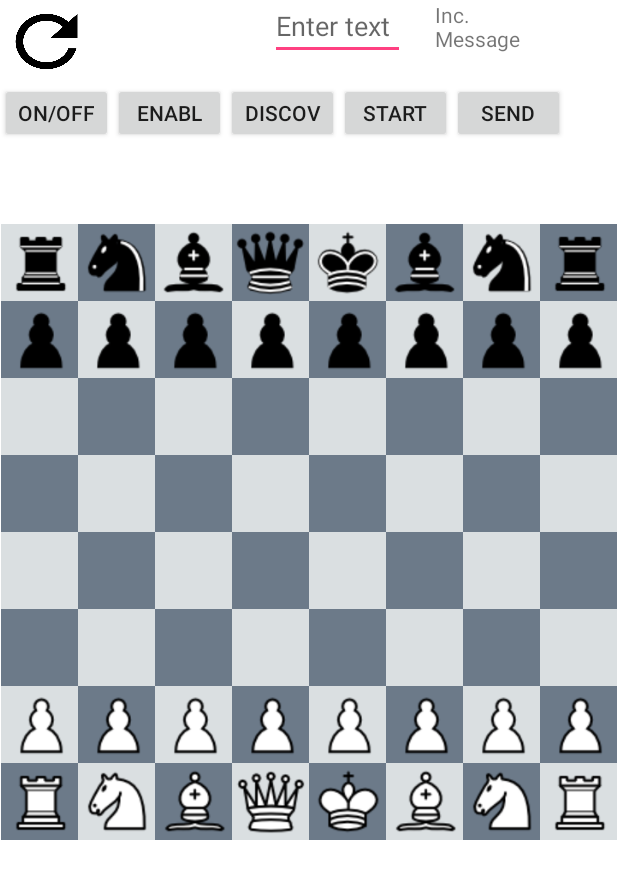
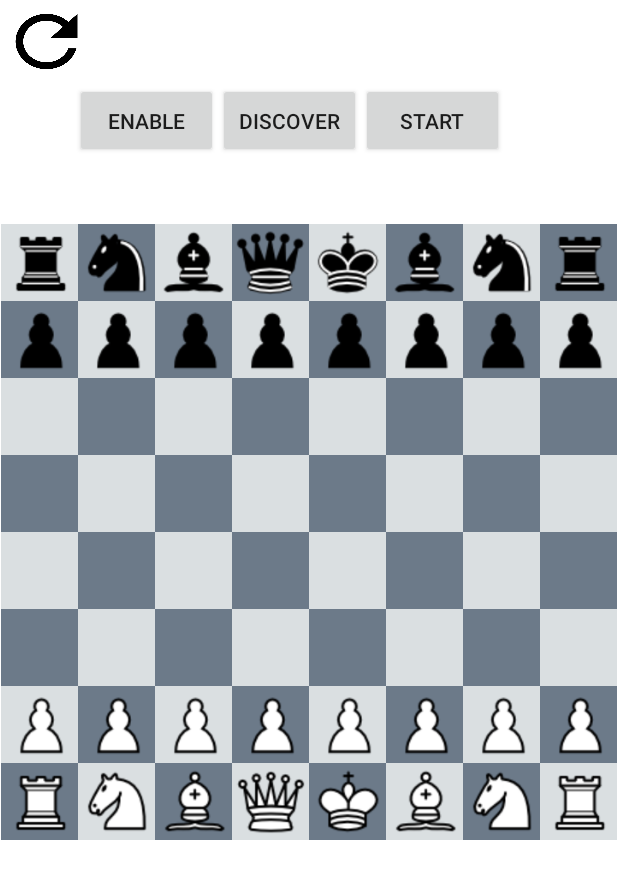
Before and after one commit to mihai139/ChessGame, an Android app: the screen it shows after launch (MainActivity), after a tap on "ONE PLAYER", on a phone screen of 412 x 824 dp. Shown: the top 879 px of the screen. Run offline under Robolectric (Android 15) with nearby library versions, the phone set to English and light mode, and no system bars; 1 other tap on this screen came first.

Commit message:
BT solved

```diff
--- a/Chess/src/main/java/com/mihai/chessgame/MainActivity.java
+++ b/Chess/src/main/java/com/mihai/chessgame/MainActivity.java
@@ -43,6 +43,7 @@ import com.mihai.chessgame.BT_Connexion.DeviceListAdapter;
 import com.mihai.chessgame.model.ChessPieceModel;
 import com.mihai.chessgame.model.ChessTableModel;
 
+import java.nio.charset.Charset;
 import java.util.ArrayList;
 import java.util.List;
 import java.util.Random;
@@ -78,11 +79,11 @@ public class MainActivity extends AppCompatActivity implements AdapterView.OnIte
 
     BluetoothConnectionService mBluetooth_Connection;
     Button btnStart_Connection;
-    Button btn_Send;
+    //Button btn_Send;
     StringBuilder _messages;
-    TextView incoming_Messages;
+    //TextView incoming_Messages;
     Point offset;
-    EditText et_Send;
+    //EditText et_Send;
     private static final UUID MY_UUIDINSECURE =
             UUID.fromString("8ce255c0-200a-11e0-ac64-0800200c9a66");
    /*private static final UUID MY_UUID_INSECURE =
@@ -175,14 +176,21 @@ public class MainActivity extends AppCompatActivity implements AdapterView.OnIte
 
 
 
-        Button btnON_OFF = (Button) findViewById(R.id.On_OFF);
+        //Button btnON_OFF = (Button) findViewById(R.id.On_OFF);
+        //Button discover = (Button)findViewById(R.id.discover);
+        if(isMultiplayer){
+          /*  btn_EnableDisable_Discoverable.setVisibility(View.VISIBLE);
+            lvNew_Devices.setVisibility(View.VISIBLE);
+            btnStart_Connection.setVisibility(View.VISIBLE);*/
+            //discover.setVisibility(View.VISIBLE);
+        }
         btn_EnableDisable_Discoverable = (Button) findViewById(R.id.enableDiscover);
         lvNew_Devices = (ListView) findViewById(R.id.listNewDevices);
         mBT_Devices = new ArrayList<>();
         btnStart_Connection = (Button) findViewById(R.id.startConnexionBT);
-        btn_Send = (Button) findViewById(R.id.buttonSend);
-        et_Send = (EditText) findViewById(R.id.edit_Text);
-        incoming_Messages = (TextView)findViewById(R.id.incoming_Message);
+       // btn_Send = (Button) findViewById(R.id.buttonSend);
+        //et_Send = (EditText) findViewById(R.id.edit_Text);
+        //incoming_Messages = (TextView)findViewById(R.id.incoming_Message);
         _messages = new StringBuilder();
         LocalBroadcastManager.getInstance(this).registerReceiver(mReceiver, new IntentFilter("incomingMessage"));
 
@@ -193,13 +201,13 @@ public class MainActivity extends AppCompatActivity implements AdapterView.OnIte
 
         lvNew_Devices.setOnItemClickListener(MainActivity.this);
 
-        btnON_OFF.setOnClickListener(new View.OnClickListener() {
+       /* btnON_OFF.setOnClickListener(new View.OnClickListener() {
             @Override
             public void onClick(View view) {
                 Log.d(TAG, "onClick: enabling/disabling bluetooth.");
                 enableDisableBT();
             }
-        });
+        });*/
 
         btnStart_Connection.setOnClickListener(new View.OnClickListener() {
             @Override
@@ -208,17 +216,17 @@ public class MainActivity extends AppCompatActivity implements AdapterView.OnIte
             }
         });
 
-        btn_Send.setOnClickListener(new View.OnClickListener() {
+        /*btn_Send.setOnClickListener(new View.OnClickListener() {
             @Override
             public void onClick(View view) {
 
-                /*byte[] bytes = moveData.getBytes(Charset.defaultCharset());
+                byte[] bytes = moveData.getBytes(Charset.defaultCharset());
                 mBluetooth_Connection.write(bytes);
-                Log.d("WILL SEND MOVE", bytes.toString());*/
+                Log.d("WILL SEND MOVE", bytes.toString());
                 //et_Send.setText("");
 
             }
-        });
+        });*/
 
 
 
@@ -408,10 +416,12 @@ public class MainActivity extends AppCompatActivity implements AdapterView.OnIte
            // _messages.append(text + "\n");
            // incoming_Messages.setText(moveData);
             //incoming_Messages.setText();
-            Toast.makeText(getApplicationContext(), ""+incomingBytes, Toast.LENGTH_LONG).show();
+           // Toast.makeText(getApplicationContext(), ""+incomingBytes, Toast.LENGTH_LONG).show();
             performRemoteMove(incomingBytes);
             changePlayerTurn();
             gamephase=0;
+
+
 
         }
     };
@@ -419,8 +429,8 @@ public class MainActivity extends AppCompatActivity implements AdapterView.OnIte
     private void performRemoteMove(byte[] remoteMoveData) {
 
         //Log.d("incoming Text", remoteMoveData.charAt(0)+"")
-        Log.d("The Move",remoteMoveData[0]+"|"+ remoteMoveData[1]+"|"+ remoteMoveData[2]+"|"+ remoteMoveData[3]+"|"+ "");
-        chessTableModel.performMove(new Point(remoteMoveData[0], remoteMoveData[1]), new Point(remoteMoveData[2], remoteMoveData[3]));
+        Log.d("TheMove",remoteMoveData[0]+"|"+ remoteMoveData[1]+"|"+ remoteMoveData[2]+"|"+ remoteMoveData[3]+"|"+ "");
+        chessTableModel.performMove(new Point(7-remoteMoveData[0], 7-remoteMoveData[1]), new Point(7-remoteMoveData[2], 7-remoteMoveData[3]));
 
 
         updateTableBoardImage();
@@ -557,7 +567,17 @@ public class MainActivity extends AppCompatActivity implements AdapterView.OnIte
        positiveButton.setOnClickListener(new View.OnClickListener() {
             @Override
             public void onClick(View view) {
-                chessTableModel.arrangeDefaultPieces();
+                if(isMultiplayer)
+                {
+                    if (widthScreen < 900) {
+                        chessTableModel.arrangeDefaultPieces();
+                    } else {
+                        chessTableModel.arrangeNexusPieces();
+                    }
+                }
+                else{
+                    chessTableModel.arrangeDefaultPieces();
+                }
                 updateTableBoardImage();
                 playerTurn = 0;
                 gamephase = 0;
@@ -600,7 +620,7 @@ public class MainActivity extends AppCompatActivity implements AdapterView.OnIte
             text1.setText("YOUR TURN");
             text1.setTextColor(Color.WHITE);
 
-            if(chessTableModel.isCheckMate(ChessPieceModel.PieceColor.PIECE_WHITE)){
+            if((chessTableModel.isCheckMate(ChessPieceModel.PieceColor.PIECE_WHITE)) || ((chessTableModel.isCheckMate(ChessPieceModel.PieceColor.PIECE_BLACK)))){
 
                 final AlertDialog.Builder dialog = new AlertDialog.Builder(this);
                 final View dialogView = getLayoutInflater().inflate(R.layout.checkmate_lost, null);
@@ -631,7 +651,7 @@ public class MainActivity extends AppCompatActivity implements AdapterView.OnIte
 
             }else
 
-            if(chessTableModel.isCheck(ChessPieceModel.PieceColor.PIECE_WHITE)){
+            if((chessTableModel.isCheck(ChessPieceModel.PieceColor.PIECE_WHITE)) || (chessTableModel.isCheck(ChessPieceModel.PieceColor.PIECE_BLACK))){
 
                 alertCheck();
             }
@@ -668,7 +688,7 @@ public class MainActivity extends AppCompatActivity implements AdapterView.OnIte
                 handler.postDelayed(runnable, 1900);
             }
             else
-            if(chessTableModel.isCheck(ChessPieceModel.PieceColor.PIECE_BLACK)){
+            if((chessTableModel.isCheck(ChessPieceModel.PieceColor.PIECE_WHITE)) || (chessTableModel.isCheck(ChessPieceModel.PieceColor.PIECE_BLACK))){
                 alertCheck();
             }
         }
@@ -795,8 +815,17 @@ public class MainActivity extends AppCompatActivity implements AdapterView.OnIte
         }
     }
     private void drawChessBoard(){
+        if(isMultiplayer) {
+            if (widthScreen < 900) {
 
-        chessTableModel = new ChessTableModel();
+                chessTableModel = new ChessTableModel();
+            } else {
+                chessTableModel = new ChessTableModel(3);
+            }
+        }
+        else{
+            chessTableModel = new ChessTableModel();
+        }
         gamephase = 0;
         display = getWindowManager().getDefaultDisplay();
         size = new Point();
@@ -948,7 +977,7 @@ public class MainActivity extends AppCompatActivity implements AdapterView.OnIte
 
                                     //Multiplayer------------------------------------
                                     if(isMultiplayer) {
-                                        et_Send.setText(moveData);
+                                        //et_Send.setText(moveData);
                                         byte[] bytes = new byte[4];
                                         bytes[0] = (byte) x1;
                                         bytes[1] = (byte) y1;
@@ -957,6 +986,7 @@ public class MainActivity extends AppCompatActivity implements AdapterView.OnIte
                                         // moveData.getBytes(Charset.defaultCharset());
                                         mBluetooth_Connection.write(bytes);
                                         Log.d("WILL SEND MOVE", bytes.toString());
+                                        updateTurnLabel();
                                         updateTableBoardImage();
 
                                     }
--- a/Chess/src/main/java/com/mihai/chessgame/MainMenu.java
+++ b/Chess/src/main/java/com/mihai/chessgame/MainMenu.java
@@ -33,8 +33,8 @@ public class MainMenu extends AppCompatActivity implements SurfaceHolder.Callbac
         bounceAnim = AnimationUtils.loadAnimation(this, R.anim.bounce);
 
         mp = new MediaPlayer();
-       /* mSurfaceView = (SurfaceView) findViewById(R.id.surface);
-        mSurfaceView.getHolder().addCallback(this);*/
+        mSurfaceView = (SurfaceView) findViewById(R.id.surface);
+        mSurfaceView.getHolder().addCallback(this);
 
         root = (RearrangeableLayout) findViewById(R.id.activity_main_menu);
         root.setChildPositionListener(new RearrangeableLayout.ChildPositionListener() {
--- a/Chess/src/main/res/layout-large/activity_main.xml
+++ b/Chess/src/main/res/layout-large/activity_main.xml
@@ -56,52 +56,52 @@ android:id="@+id/frameLayout">
 
 
 
-            <Button
+          <!--  <Button
                 android:id="@+id/On_OFF"
                 android:layout_width="119dp"
                 android:layout_height="55dp"
                 android:layout_below="@id/newGame"
                 android:text="ON/OFF"
                 tools:layout_editor_absoluteX="0dp"
-                tools:layout_editor_absoluteY="0dp"/>
+                tools:layout_editor_absoluteY="0dp"/>-->
 
         <Button
             android:id="@+id/enableDiscover"
-                android:layout_width="119dp"
-                android:layout_height="55dp"
+            android:layout_width="139dp"
+            android:layout_height="65dp"
+            android:layout_below="@id/newGame"
+            android:layout_marginLeft="100dp"
+
             android:onClick="btn_EnableDisable_Discoverable"
+            android:text="ENABLE"
+            tools:layout_editor_absoluteX="0dp"
 
-                android:layout_toRightOf="@id/On_OFF"
-                android:layout_below="@id/newGame"
-                tools:layout_editor_absoluteX="0dp"
-                tools:layout_editor_absoluteY="0dp"
-
-                android:text="ENABLE" />
+            tools:layout_editor_absoluteY="0dp" />
 
         <Button
             android:id="@+id/discover"
-                android:layout_width="119dp"
-                android:layout_height="55dp"
+            android:layout_width="139dp"
+            android:layout_height="65dp"
+            android:layout_below="@id/newGame"
             android:layout_toRightOf="@id/enableDiscover"
-                android:layout_below="@id/newGame"
             android:onClick="btn_Discover"
+            android:text="DISCOVER"
             tools:layout_editor_absoluteX="0dp"
-                tools:layout_editor_absoluteY="0dp"
 
-                android:text="DISCOVER" />
+            tools:layout_editor_absoluteY="0dp" />
 
         <Button
             android:id="@+id/startConnexionBT"
-                android:layout_width="119dp"
-                android:layout_height="55dp"
+            android:layout_width="139dp"
+            android:layout_height="65dp"
+            android:layout_below="@id/newGame"
             android:layout_toRightOf="@id/discover"
-                android:layout_below="@id/newGame"
+            android:text="START"
             tools:layout_editor_absoluteX="0dp"
-                tools:layout_editor_absoluteY="0dp"
 
-                android:text="START" />
+            tools:layout_editor_absoluteY="0dp" />
 
-            <Button
+           <!-- <Button
                 android:id="@+id/buttonSend"
                 android:layout_width="119dp"
                 android:layout_height="55dp"
@@ -110,7 +110,7 @@ android:id="@+id/frameLayout">
                 tools:layout_editor_absoluteX="0dp"
                 tools:layout_editor_absoluteY="0dp"
 
-                android:text="SEND" />
+                android:text="SEND" />-->
 
 
 
@@ -123,28 +123,27 @@ android:id="@+id/frameLayout">
 
     </RelativeLayout>
 
-    <EditText
+    <!--<EditText
         android:layout_width="130dp"
         android:layout_height="50dp"
         android:id="@+id/edit_Text"
         android:hint="Enter text"
         android:layout_marginLeft="100dp"
 
-        />
+        />-->
     <ListView
-        android:layout_width="150dp"
-        android:layout_height="50dp"
         android:id="@+id/listNewDevices"
-        tools:layout_editor_absoluteX="8dp"
-        tools:layout_editor_absoluteY="0dp"
+        android:layout_width="200dp"
+        android:layout_height="60dp"
+        android:layout_marginLeft="231dp"
         android:focusable="false"
         android:focusableInTouchMode="false"
-        android:layout_marginLeft="231dp"
-        >
+        tools:layout_editor_absoluteX="8dp"
+        tools:layout_editor_absoluteY="0dp">
 
     </ListView>
 
-    <TextView
+   <!-- <TextView
         android:id="@+id/incoming_Message"
         android:layout_width="130dp"
         android:layout_height="50dp"
@@ -152,7 +151,7 @@ android:id="@+id/frameLayout">
 
         tools:layout_editor_absoluteX="0dp"
         tools:layout_editor_absoluteY="0dp"
-        android:text="Inc. Message" />
+        android:text="Inc. Message" />-->
 
 
 </FrameLayout>
--- a/Chess/src/main/res/layout/activity_main.xml
+++ b/Chess/src/main/res/layout/activity_main.xml
@@ -47,18 +47,19 @@
 
 
 
-            <Button
+       <!--     <Button
                 android:id="@+id/On_OFF"
                 android:layout_width="75dp"
                 android:layout_height="40dp"
                 android:layout_below="@id/newGame"
-                android:text="ON/OFF" />
+                android:text="ON/OFF" />-->
 
         <Button
             android:id="@+id/enableDiscover"
-                android:layout_width="75dp"
-                android:layout_height="40dp"
-                android:layout_toRightOf="@id/On_OFF"
+            android:layout_width="95dp"
+            android:layout_height="50dp"
+            android:layout_marginLeft="50dp"
+
             android:layout_below="@id/newGame"
             android:onClick="btn_EnableDisable_Discoverable"
 
@@ -67,31 +68,32 @@
 
         <Button
             android:id="@+id/discover"
-                android:layout_width="75dp"
-                android:layout_height="40dp"
+            android:layout_width="95dp"
+            android:layout_height="50dp"
             android:layout_below="@id/newGame"
             android:layout_toRightOf="@id/enableDiscover"
             android:onClick="btn_Discover"
+
 
             android:text="DISCOVER" />
 
         <Button
             android:id="@+id/startConnexionBT"
-                android:layout_width="75dp"
-                android:layout_height="40dp"
+            android:layout_width="95dp"
+            android:layout_height="50dp"
             android:layout_below="@id/newGame"
             android:layout_toRightOf="@id/discover"
 
             android:text="START" />
 
-            <Button
+           <!-- <Button
                 android:id="@+id/buttonSend"
                 android:layout_width="75dp"
                 android:layout_height="40dp"
                 android:layout_below="@id/newGame"
                 android:layout_toRightOf="@id/startConnexionBT"
 
-                android:text="SEND" />
+                android:text="SEND" />-->
 
 
 
@@ -102,14 +104,15 @@
 
 
     <ListView
-        android:layout_width="90dp"
-        android:layout_height="40dp"
         android:id="@+id/listNewDevices"
-        android:layout_below="@id/On_OFF"
+        android:layout_width="130dp"
+        android:layout_height="50dp"
+        android:layout_marginStart="150dp"
 
-        android:layout_marginLeft="70dp"/>
 
-    <EditText
+        android:layout_marginLeft="70dp" />
+
+<!--    <EditText
         android:layout_width="90dp"
         android:layout_height="40dp"
         android:id="@+id/edit_Text"
@@ -125,7 +128,7 @@
         android:layout_height="40dp"
         android:layout_marginLeft="290dp"
 
-        android:text="Inc. Message" />
+        android:text="Inc. Message" />-->
 
 
 
```
Also changed, not shown: Chess/src/main/java/com/mihai/chessgame/model/ChessPieceModel.java (+27 -5 lines), Chess/src/main/java/com/mihai/chessgame/model/ChessTableModel.java (+60 -0 lines). Lines whose indentation alone changed are shown as unchanged.
